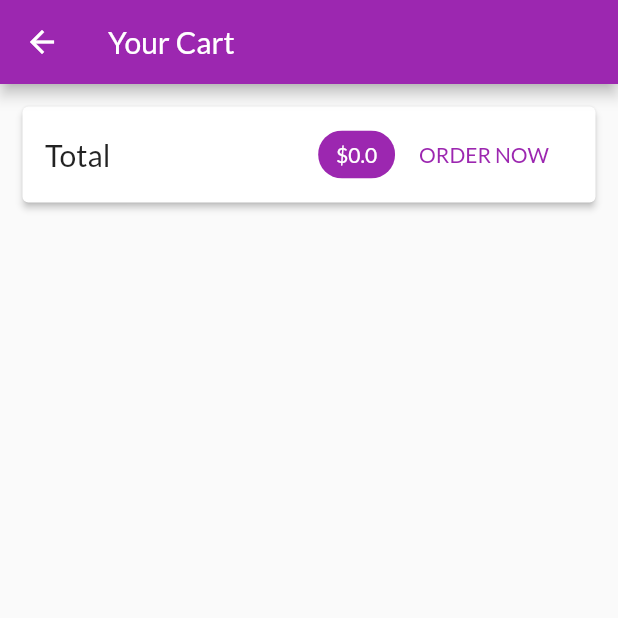
After one commit to simongomes/flutter-shopping-cart-app, a Flutter app: the CartScreen screen opened by its route, on a phone screen of 412 x 824 dp, the top half of it. The commit adds this screen. Run offline on Flutter 3.47's test engine with Material 2 defaults, Android fonts, the phone set to English and light mode, and no system bars; network calls fail.

Commit message:
Cart screen, calculation and cart items added

```diff
--- a/lib/main.dart
+++ b/lib/main.dart
@@ -1,4 +1,5 @@
 import 'package:flutter/material.dart';
+import 'package:flutter_shop_app/screens/cart_screen.dart';
 import 'package:provider/provider.dart';
 
 import './providers/cart.dart';
@@ -30,6 +31,7 @@ class MyApp extends StatelessWidget {
         home: ProductsOverviewScreen(),
         routes: {
           ProductDetailScreen.routeName: (_) => ProductDetailScreen(),
+          CartScreen.routeName: (_) => CartScreen(),
         },
       ),
     );
--- a/lib/providers/cart.dart
+++ b/lib/providers/cart.dart
@@ -25,6 +25,12 @@ class Cart with ChangeNotifier {
     return _items.length;
   }
 
+  double get totalAmount {
+    var total = 0.0;
+    _items.forEach((key, cartItem) => total += cartItem.price*cartItem.quantity);
+    return total;
+  }
+
   void addItem(String productId, double price, String title) {
     if (_items.containsKey(productId)) {
       _items.update(productId, (existingCartItem) => CartItem(
@@ -46,4 +52,5 @@ class Cart with ChangeNotifier {
     }
     notifyListeners();
   }
+
 }
--- /dev/null
+++ b/lib/screens/cart_screen.dart
@@ -0,0 +1,63 @@
+import 'package:flutter/cupertino.dart';
+import 'package:flutter/material.dart';
+import 'package:provider/provider.dart';
+
+import '../providers/cart.dart' show Cart;
+import '../widgets/cart_item.dart';
+
+
+class CartScreen extends StatelessWidget {
+  static const routeName = '/cart';
+
+  @override
+  Widget build(BuildContext context) {
+    final cart = Provider.of<Cart>(context);
+    return Scaffold(
+        appBar: AppBar(
+          title: Text('Your Cart'),
+        ),
+        body: Column(
+          children: <Widget>[
+            Card(
+              margin: EdgeInsets.all(15),
+              elevation: 2,
+              child: Padding(
+                padding: EdgeInsets.symmetric(horizontal: 15, vertical: 8),
+                child: Row(
+                  mainAxisAlignment: MainAxisAlignment.spaceBetween,
+                  children: <Widget>[
+                    Text("Total", style: TextStyle(fontSize: 20),),
+                    Spacer(),
+                    Chip(
+                      label: Text(
+                        '\$${cart.totalAmount}',
+                        style: TextStyle(color: Theme.of(context).primaryTextTheme.headline6.color),
+                      ),
+                      backgroundColor: Theme.of(context).primaryColor,
+                    ),
+                    FlatButton(
+                      child: Text("ORDER NOW"),
+                      onPressed: (){},
+                      textColor: Theme.of(context).primaryColor,
+                    )
+                  ],
+                ),
+              ),
+            ),
+            SizedBox(height: 10,),
+            Expanded(
+              child: ListView.builder(
+                itemBuilder: (_, index) => CartItem(
+                    cart.items.values.toList()[index].id,
+                    cart.items.values.toList()[index].price,
+                    cart.items.values.toList()[index].quantity,
+                    cart.items.values.toList()[index].title
+                ),
+                itemCount: cart.items.length,
+              ),
+            ),
+          ],
+        )
+    );
+  }
+}
--- a/lib/screens/products_overview_screen.dart
+++ b/lib/screens/products_overview_screen.dart
@@ -1,6 +1,7 @@
 import 'package:flutter/cupertino.dart';
 import 'package:flutter/material.dart';
 import 'package:flutter_shop_app/providers/cart.dart';
+import 'package:flutter_shop_app/screens/cart_screen.dart';
 import 'package:flutter_shop_app/widgets/badge.dart';
 import 'package:provider/provider.dart';
 import '../widgets/products_grid.dart';
@@ -53,7 +54,9 @@ class _ProductsOverviewScreenState extends State<ProductsOverviewScreen> {
               ),
               child: IconButton(
                 icon: Icon(Icons.shopping_cart),
-                onPressed: () {},
+                onPressed: () {
+                  Navigator.of(context).pushNamed(CartScreen.routeName);
+                },
               ),
             ),
           ],
```
Also changed, not shown: lib/widgets/cart_item.dart (added, +26 -0 lines).
